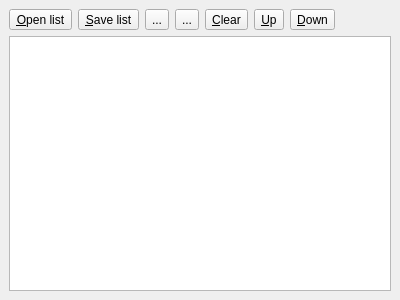
CGAL/cgal, file Polyhedron/demo/Polyhedron/Camera_positions_list.ui: the form before one commit.
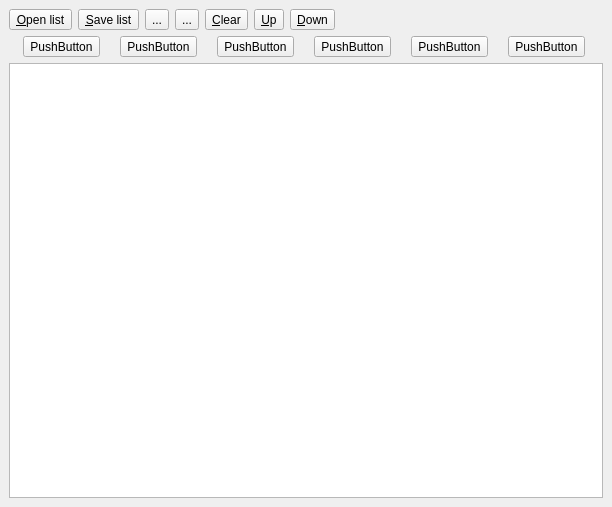
The form after the commit. Icons and pictures are not drawn.

Commit message: (WIP) Addition of buttons for basic positions

What changed in the file:
```diff
--- a/Polyhedron/demo/Polyhedron/Camera_positions_list.ui
+++ b/Polyhedron/demo/Polyhedron/Camera_positions_list.ui
@@ -6,8 +6,8 @@
    <rect>
     <x>0</x>
     <y>0</y>
-    <width>400</width>
-    <height>300</height>
+    <width>612</width>
+    <height>507</height>
    </rect>
   </property>
   <property name="windowTitle">
@@ -101,6 +101,52 @@
       </item>
      </layout>
     </item>
+    <item>
+     <layout class="QHBoxLayout" name="horizontalLayout_2">
+      <item>
+       <widget class="QToolButton" name="frontButton">
+        <property name="text">
+         <string>PushButton</string>
+        </property>
+       </widget>
+      </item>
+      <item>
+       <widget class="QToolButton" name="backButton">
+        <property name="text">
+         <string>PushButton</string>
+        </property>
+       </widget>
+      </item>
+      <item>
+       <widget class="QToolButton" name="topButton">
+        <property name="text">
+         <string>PushButton</string>
+        </property>
+       </widget>
+      </item>
+      <item>
+       <widget class="QToolButton" name="botButton">
+        <property name="text">
+         <string>PushButton</string>
+        </property>
+       </widget>
+      </item>
+      <item>
+       <widget class="QToolButton" name="leftButton">
+        <property name="text">
+         <string>PushButton</string>
+        </property>
+       </widget>
+      </item>
+      <item>
+       <widget class="QToolButton" name="rightButton">
+        <property name="text">
+         <string>PushButton</string>
+        </property>
+       </widget>
+      </item>
+     </layout>
+    </item>
     <item>
      <widget class="QListView" name="listView"/>
     </item>
```
